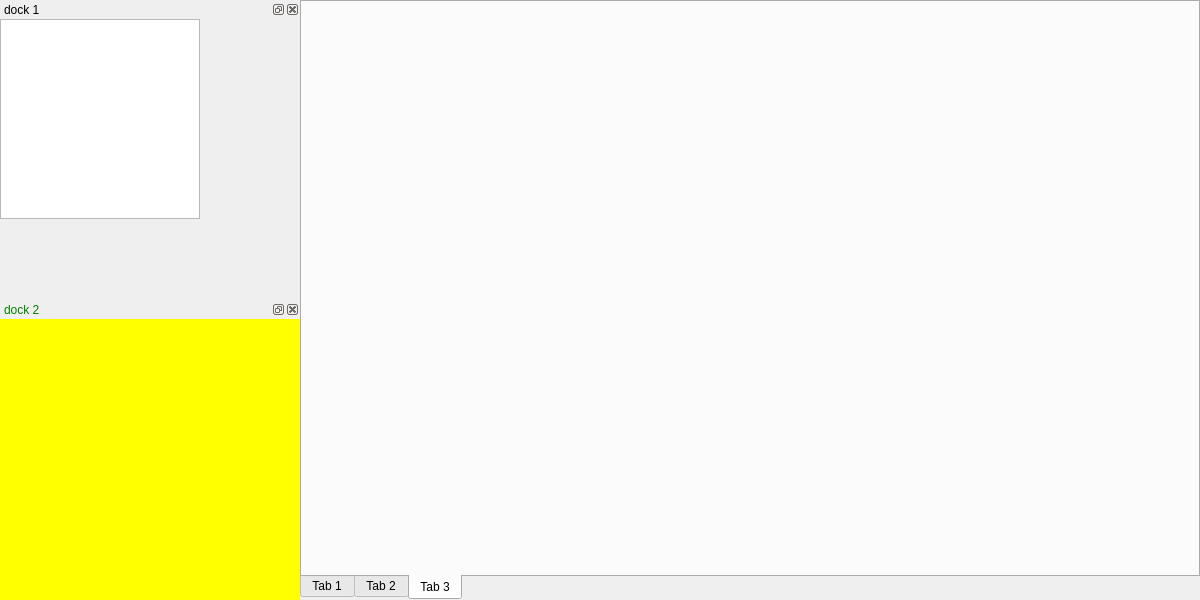
First picture: the form in mainwindow.ui, repository MarkoLainovic/test_docks, before the edit.
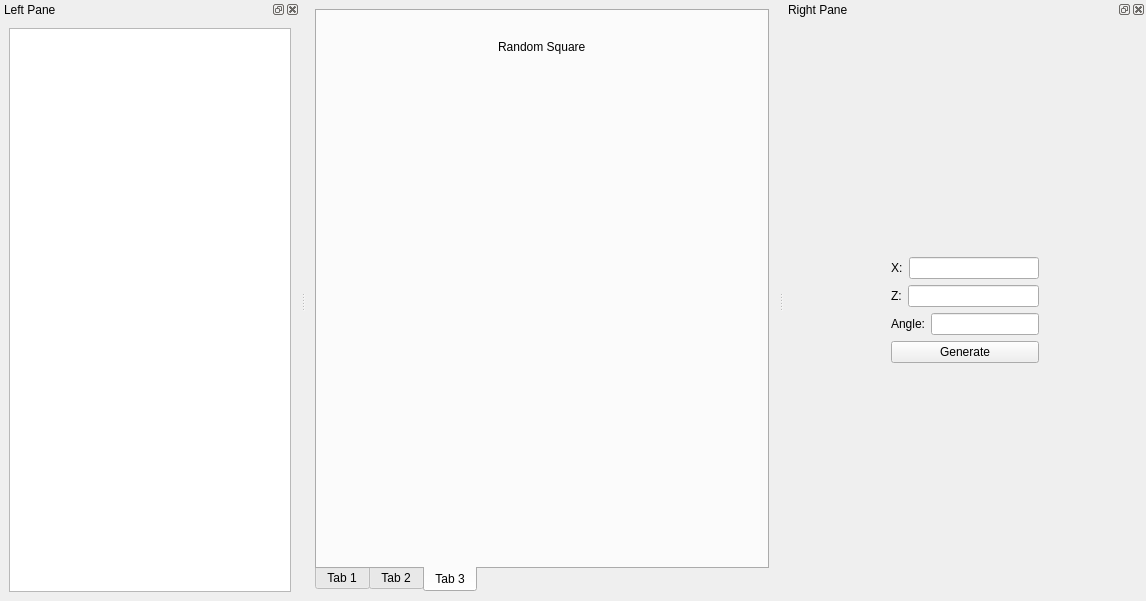
Second picture: the form after the edit. The open tabs and pages were chosen to show the change. Custom widgets are drawn as their Qt base class.

Diff of the .ui file:
```diff
--- a/mainwindow.ui
+++ b/mainwindow.ui
@@ -6,109 +6,336 @@
    <rect>
     <x>0</x>
     <y>0</y>
-    <width>1200</width>
-    <height>600</height>
+    <width>1146</width>
+    <height>601</height>
    </rect>
   </property>
+  <property name="sizePolicy">
+   <sizepolicy hsizetype="Fixed" vsizetype="Preferred">
+    <horstretch>0</horstretch>
+    <verstretch>0</verstretch>
+   </sizepolicy>
+  </property>
   <property name="windowTitle">
    <string>MainWindow</string>
   </property>
-  <property name="autoFillBackground">
-   <bool>true</bool>
-  </property>
-  <widget class="QWidget" name="centralWidget">
-   <widget class="QDockWidget" name="dockWidget_3">
-    <property name="geometry">
-     <rect>
-      <x>0</x>
-      <y>300</y>
-      <width>300</width>
-      <height>300</height>
-     </rect>
-    </property>
-    <property name="autoFillBackground">
-     <bool>false</bool>
-    </property>
-    <property name="styleSheet">
-     <string notr="true">color: green;
-background-color: yellow;</string>
-    </property>
-    <property name="floating">
-     <bool>false</bool>
-    </property>
-    <property name="allowedAreas">
-     <set>Qt::AllDockWidgetAreas</set>
-    </property>
-    <property name="windowTitle">
-     <string notr="true" extracomment="lalala comment">dock 2</string>
-    </property>
-    <widget class="QWidget" name="dockWidgetContents_6"/>
-   </widget>
-   <widget class="QTabWidget" name="tabWidget">
-    <property name="geometry">
-     <rect>
-      <x>300</x>
-      <y>0</y>
-      <width>900</width>
-      <height>600</height>
-     </rect>
-    </property>
-    <property name="tabPosition">
-     <enum>QTabWidget::South</enum>
-    </property>
-    <property name="tabShape">
-     <enum>QTabWidget::Rounded</enum>
-    </property>
-    <property name="currentIndex">
-     <number>2</number>
-    </property>
-    <widget class="QWidget" name="tab">
-     <attribute name="title">
-      <string>Tab 1</string>
-     </attribute>
-    </widget>
-    <widget class="QWidget" name="tab_2">
-     <attribute name="title">
-      <string>Tab 2</string>
-     </attribute>
-    </widget>
-    <widget class="QWidget" name="tab_3">
-     <attribute name="title">
-      <string>Tab 3</string>
-     </attribute>
-    </widget>
-   </widget>
-   <widget class="QDockWidget" name="dockWidget_2">
-    <property name="geometry">
-     <rect>
-      <x>0</x>
-      <y>0</y>
-      <width>300</width>
-      <height>300</height>
-     </rect>
-    </property>
-    <property name="allowedAreas">
-     <set>Qt::AllDockWidgetAreas</set>
-    </property>
-    <property name="windowTitle">
-     <string>dock 1</string>
-    </property>
-    <widget class="QWidget" name="dockWidgetContents_3">
-     <widget class="QTreeView" name="treeView">
-      <property name="geometry">
-       <rect>
-        <x>0</x>
-        <y>0</y>
-        <width>200</width>
-        <height>200</height>
-       </rect>
+  <widget class="QWidget" name="centralwidget">
+   <layout class="QHBoxLayout" name="horizontalLayout">
+    <item>
+     <widget class="QTabWidget" name="tabWidget">
+      <property name="tabPosition">
+       <enum>QTabWidget::South</enum>
       </property>
+      <property name="currentIndex">
+       <number>0</number>
+      </property>
+      <widget class="QWidget" name="tab_1">
+       <attribute name="title">
+        <string>Tab 1</string>
+       </attribute>
+       <layout class="QHBoxLayout" name="horizontalLayout_2">
+        <item>
+         <widget class="QChartView" name="chartWidget" native="true">
+          <layout class="QHBoxLayout" name="horizontalLayout_9"/>
+         </widget>
+        </item>
+       </layout>
+      </widget>
+      <widget class="QWidget" name="tab_2">
+       <attribute name="title">
+        <string>Tab 2</string>
+       </attribute>
+       <widget class="QWidget" name="layoutWidget">
+        <property name="geometry">
+         <rect>
+          <x>10</x>
+          <y>20</y>
+          <width>422</width>
+          <height>522</height>
+         </rect>
+        </property>
+        <layout class="QHBoxLayout" name="horizontalLayout_8">
+         <item>
+          <spacer name="horizontalSpacer_3">
+           <property name="orientation">
+            <enum>Qt::Horizontal</enum>
+           </property>
+           <property name="sizeHint" stdset="0">
+            <size>
+             <width>40</width>
+             <height>20</height>
+            </size>
+           </property>
+          </spacer>
+         </item>
+         <item>
+          <widget class="QLabel" name="label_4">
+           <property name="text">
+            <string>TAB 2</string>
+           </property>
+          </widget>
+         </item>
+         <item>
+          <spacer name="horizontalSpacer_4">
+           <property name="orientation">
+            <enum>Qt::Horizontal</enum>
+           </property>
+           <property name="sizeHint" stdset="0">
+            <size>
+             <width>40</width>
+             <height>20</height>
+            </size>
+           </property>
+          </spacer>
+         </item>
+        </layout>
+       </widget>
+      </widget>
+      <widget class="QWidget" name="tab_3">
+       <attribute name="title">
+        <string>Tab 3</string>
+       </attribute>
+       <layout class="QVBoxLayout" name="verticalLayout_4">
+        <item>
+         <spacer name="verticalSpacer_4">
+          <property name="orientation">
+           <enum>Qt::Vertical</enum>
+          </property>
+          <property name="sizeType">
+           <enum>QSizePolicy::Fixed</enum>
+          </property>
+          <property name="sizeHint" stdset="0">
+           <size>
+            <width>17</width>
+            <height>17</height>
+           </size>
+          </property>
+         </spacer>
+        </item>
+        <item>
+         <layout class="QHBoxLayout" name="horizontalLayout_10">
+          <item>
+           <spacer name="horizontalSpacer_5">
+            <property name="orientation">
+             <enum>Qt::Horizontal</enum>
+            </property>
+            <property name="sizeHint" stdset="0">
+             <size>
+              <width>40</width>
+              <height>20</height>
+             </size>
+            </property>
+           </spacer>
+          </item>
+          <item>
+           <widget class="QLabel" name="label_5">
+            <property name="text">
+             <string>Random Square</string>
+            </property>
+           </widget>
+          </item>
+          <item>
+           <spacer name="horizontalSpacer_6">
+            <property name="orientation">
+             <enum>Qt::Horizontal</enum>
+            </property>
+            <property name="sizeHint" stdset="0">
+             <size>
+              <width>40</width>
+              <height>20</height>
+             </size>
+            </property>
+           </spacer>
+          </item>
+         </layout>
+        </item>
+        <item>
+         <spacer name="verticalSpacer_3">
+          <property name="orientation">
+           <enum>Qt::Vertical</enum>
+          </property>
+          <property name="sizeHint" stdset="0">
+           <size>
+            <width>20</width>
+            <height>483</height>
+           </size>
+          </property>
+         </spacer>
+        </item>
+       </layout>
+      </widget>
      </widget>
-    </widget>
+    </item>
+   </layout>
+  </widget>
+  <widget class="QDockWidget" name="leftWidget">
+   <property name="sizePolicy">
+    <sizepolicy hsizetype="Preferred" vsizetype="Preferred">
+     <horstretch>0</horstretch>
+     <verstretch>0</verstretch>
+    </sizepolicy>
+   </property>
+   <property name="minimumSize">
+    <size>
+     <width>300</width>
+     <height>300</height>
+    </size>
+   </property>
+   <property name="windowTitle">
+    <string>Left Pane</string>
+   </property>
+   <attribute name="dockWidgetArea">
+    <number>1</number>
+   </attribute>
+   <widget class="QWidget" name="dockWidgetContents">
+    <layout class="QVBoxLayout" name="verticalLayout_3">
+     <item>
+      <widget class="QListWidget" name="listWidget"/>
+     </item>
+    </layout>
+   </widget>
+  </widget>
+  <widget class="QDockWidget" name="rightWidget">
+   <property name="minimumSize">
+    <size>
+     <width>362</width>
+     <height>300</height>
+    </size>
+   </property>
+   <property name="windowTitle">
+    <string>Right Pane</string>
+   </property>
+   <attribute name="dockWidgetArea">
+    <number>2</number>
+   </attribute>
+   <widget class="QWidget" name="dockWidgetContents_2">
+    <layout class="QHBoxLayout" name="horizontalLayout_7">
+     <item>
+      <layout class="QVBoxLayout" name="verticalLayout_2">
+       <item>
+        <spacer name="verticalSpacer_2">
+         <property name="orientation">
+          <enum>Qt::Vertical</enum>
+         </property>
+         <property name="sizeHint" stdset="0">
+          <size>
+           <width>20</width>
+           <height>40</height>
+          </size>
+         </property>
+        </spacer>
+       </item>
+       <item>
+        <layout class="QHBoxLayout" name="horizontalLayout_6">
+         <item>
+          <spacer name="horizontalSpacer_2">
+           <property name="orientation">
+            <enum>Qt::Horizontal</enum>
+           </property>
+           <property name="sizeHint" stdset="0">
+            <size>
+             <width>40</width>
+             <height>20</height>
+            </size>
+           </property>
+          </spacer>
+         </item>
+         <item>
+          <layout class="QVBoxLayout" name="verticalLayout">
+           <item>
+            <layout class="QHBoxLayout" name="horizontalLayout_3">
+             <item>
+              <widget class="QLabel" name="label">
+               <property name="text">
+                <string>X:</string>
+               </property>
+              </widget>
+             </item>
+             <item>
+              <widget class="QLineEdit" name="lineEdit"/>
+             </item>
+            </layout>
+           </item>
+           <item>
+            <layout class="QHBoxLayout" name="horizontalLayout_4">
+             <item>
+              <widget class="QLabel" name="label_2">
+               <property name="text">
+                <string>Z:</string>
+               </property>
+              </widget>
+             </item>
+             <item>
+              <widget class="QLineEdit" name="lineEdit_2"/>
+             </item>
+            </layout>
+           </item>
+           <item>
+            <layout class="QHBoxLayout" name="horizontalLayout_5">
+             <item>
+              <widget class="QLabel" name="label_3">
+               <property name="text">
+                <string>Angle:</string>
+               </property>
+              </widget>
+             </item>
+             <item>
+              <widget class="QLineEdit" name="lineEdit_3"/>
+             </item>
+            </layout>
+           </item>
+           <item>
+            <widget class="QPushButton" name="pushButton">
+             <property name="text">
+              <string>Generate</string>
+             </property>
+            </widget>
+           </item>
+          </layout>
+         </item>
+         <item>
+          <spacer name="horizontalSpacer">
+           <property name="orientation">
+            <enum>Qt::Horizontal</enum>
+           </property>
+           <property name="sizeHint" stdset="0">
+            <size>
+             <width>40</width>
+             <height>20</height>
+            </size>
+           </property>
+          </spacer>
+         </item>
+        </layout>
+       </item>
+       <item>
+        <spacer name="verticalSpacer">
+         <property name="orientation">
+          <enum>Qt::Vertical</enum>
+         </property>
+         <property name="sizeHint" stdset="0">
+          <size>
+           <width>20</width>
+           <height>40</height>
+          </size>
+         </property>
+        </spacer>
+       </item>
+      </layout>
+     </item>
+    </layout>
+    <zorder></zorder>
    </widget>
   </widget>
  </widget>
- <layoutdefault spacing="6" margin="11"/>
+ <customwidgets>
+  <customwidget>
+   <class>QChartView</class>
+   <extends>QWidget</extends>
+   <header location="global">QtCharts/QChartView</header>
+   <container>1</container>
+  </customwidget>
+ </customwidgets>
  <resources/>
  <connections/>
 </ui>
```
